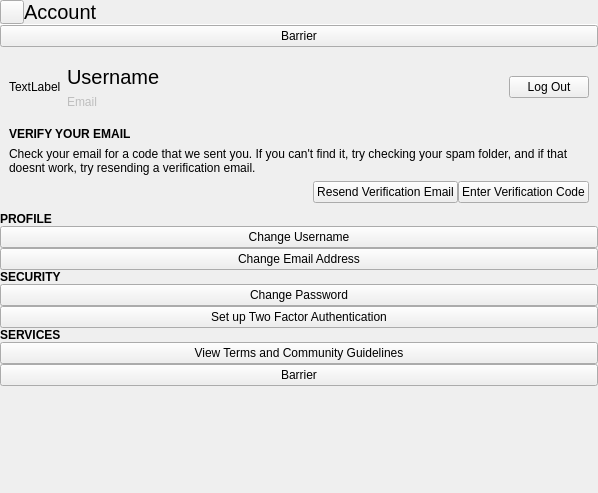
Qt form online/accountdialog.ui (vicr123/libentertaining) before a commit.
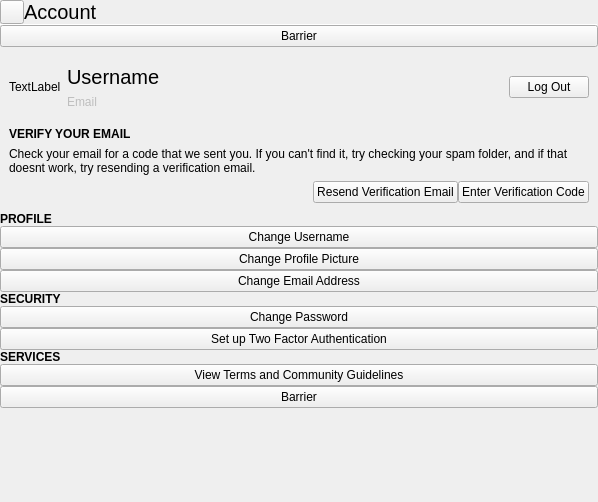
The same form after that commit. Icons and pictures are not drawn. Custom widgets are drawn as their Qt base class.

```diff
--- a/online/accountdialog.ui
+++ b/online/accountdialog.ui
@@ -7,7 +7,7 @@
     <x>0</x>
     <y>0</y>
     <width>598</width>
-    <height>493</height>
+    <height>502</height>
    </rect>
   </property>
   <property name="windowTitle">
@@ -356,6 +356,13 @@
               </property>
              </widget>
             </item>
+            <item>
+             <widget class="QPushButton" name="changeProfilePictureButton">
+              <property name="text">
+               <string>Change Profile Picture</string>
+              </property>
+             </widget>
+            </item>
             <item>
              <widget class="QPushButton" name="changeEmailButton">
               <property name="text">
```
Left out of the diff: 1 changed line with no effect on the pictures.
